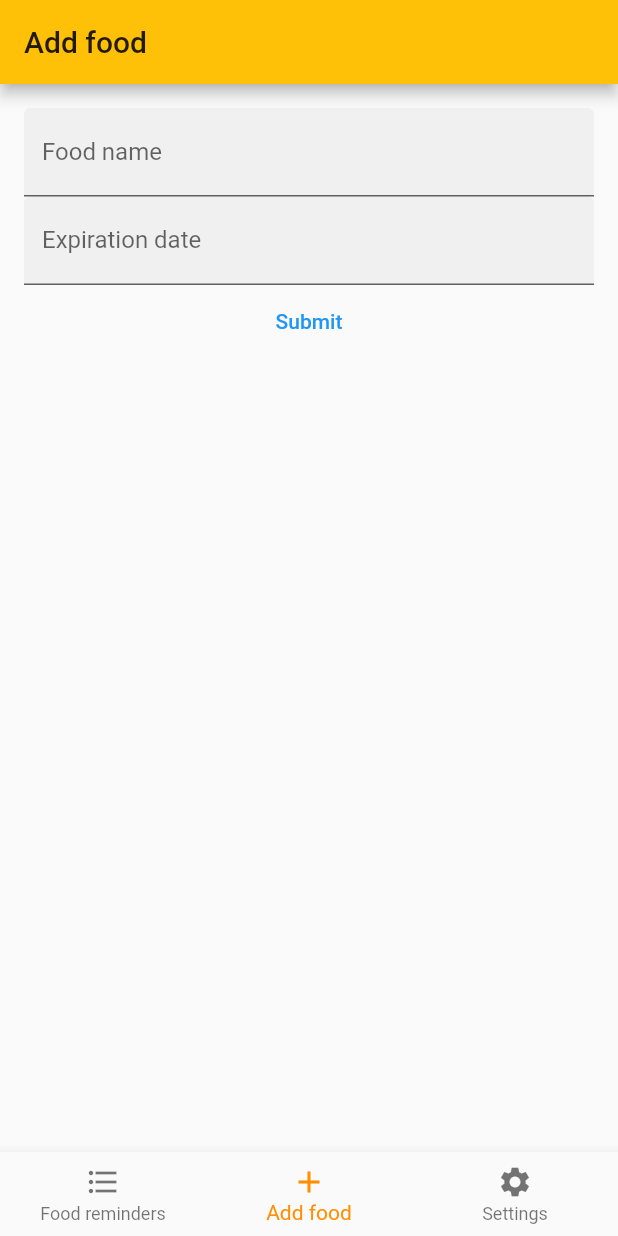
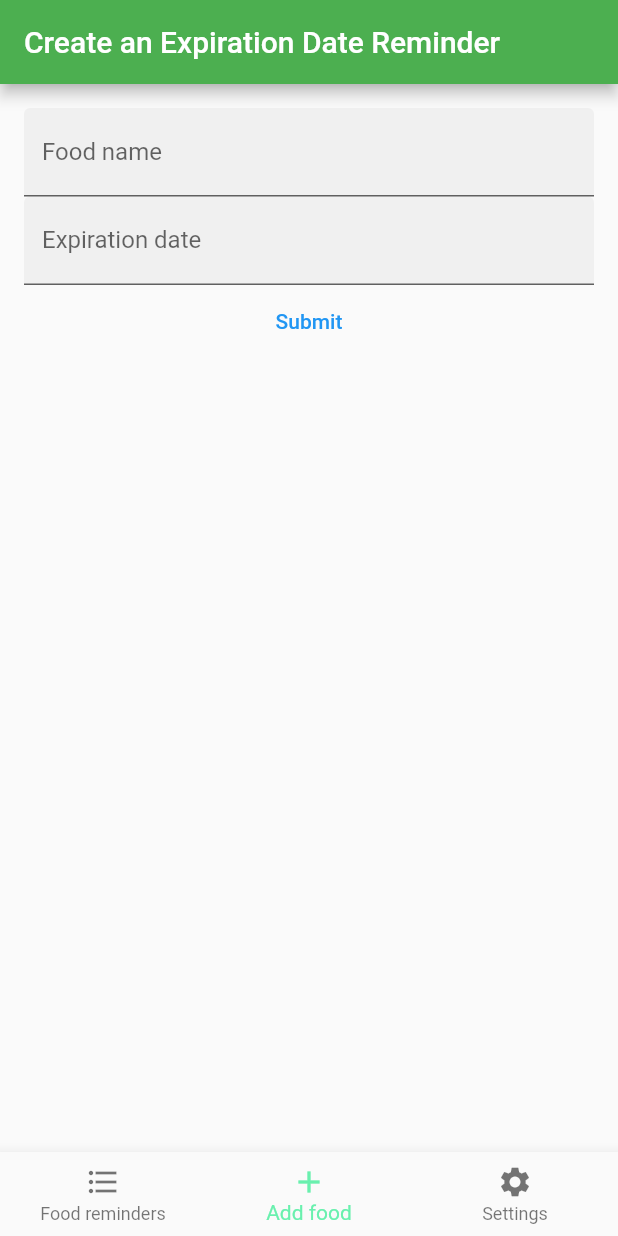
Before and after one commit to eugenio-guarino/Microsoft-Imagine-Cup-Challenge, a Flutter app: the screen it shows after launch, item 2 of the bottom bar chosen, on a phone screen of 412 x 824 dp. Run offline on Flutter 3.47's test engine with Material 2 defaults, Android fonts, the phone set to English and light mode, and no system bars; our stand-ins replace flushbar, flutter_local_notifications, flutter_native_timezone, google_fonts, image_picker, rxdart and 1 more.

Commit message:
Change UI colors

```diff
--- a/Software/food_expiration_reminder/lib/main.dart
+++ b/Software/food_expiration_reminder/lib/main.dart
@@ -24,14 +24,14 @@ class _FormAppState extends State<FormApp> {
   final directory = getApplicationDocumentsDirectory();
   final result = Notifications.askIOSpermissions();
   int _currentIndex = 0;
-  List<String> titleList = ['BEST BEFORE dates', 'Add food', 'Settings'];
+  List<String> titleList = ['Active reminders', 'Create an Expiration Date Reminder', 'Settings'];
 
 
   @override
   Widget build(BuildContext context) {
     return MaterialApp(
       theme: ThemeData(
-        primaryColor: Colors.amber,
+        primaryColor: Colors.green,
       ),
       home: Scaffold(
         appBar: AppBar(
@@ -54,7 +54,7 @@ class _FormAppState extends State<FormApp> {
               icon: Icon(Icons.settings),
             ),
           ],
-          selectedItemColor: Colors.amber[800],
+          selectedItemColor: Colors.greenAccent,
           currentIndex: _currentIndex,
         ),
         body: IndexedStack(
```
